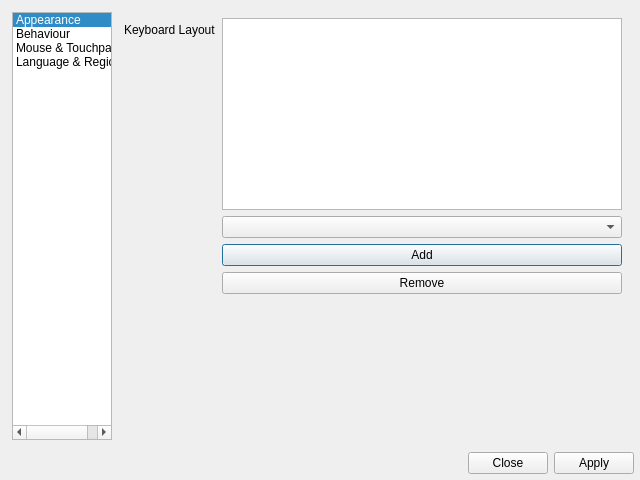
The window that src/maindialog.ui (labwc/labwc-tweaks) describes before a commit, drawn with Qt 5.
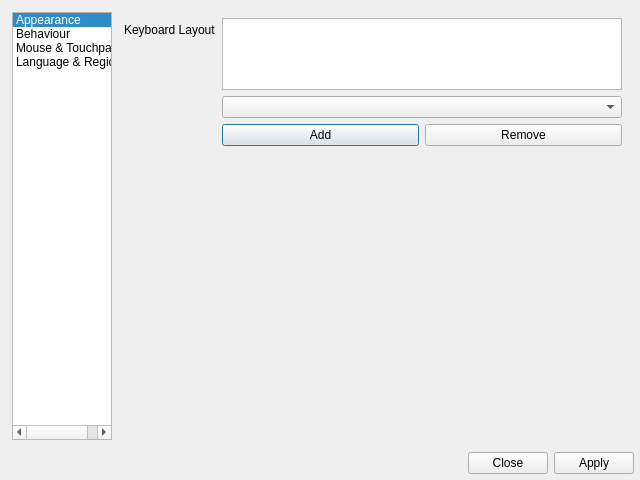
The same window after the commit. The open tabs and pages were chosen to show the change. Icons and pictures are not drawn.

Commit message:
ui: put Remove+Add buttons in QHBoxLayout
...and limit keyboard-layout QListView to height=72 as most users are
likely to only use 1-3, and if they use more they can just scroll.

Patch:
```diff
--- a/src/maindialog.ui
+++ b/src/maindialog.ui
@@ -230,12 +230,21 @@
           <item row="0" column="1">
            <layout class="QVBoxLayout" name="multiKeyboardLayout">
             <item>
-             <widget class="QListView" name="layoutView"/>
+             <widget class="QListView" name="layoutView">
+              <property name="maximumSize">
+               <size>
+                <width>16777215</width>
+                <height>72</height>
+               </size>
+              </property>
+             </widget>
             </item>
             <item>
              <widget class="QComboBox" name="layoutCombo"/>
             </item>
             <item>
+             <layout class="QHBoxLayout" name="horizontalLayout_2">
+              <item>
              <widget class="QPushButton" name="layoutAdd">
               <property name="text">
                <string>Add</string>
@@ -248,6 +257,8 @@
                <string>Remove</string>
               </property>
              </widget>
+              </item>
+             </layout>
             </item>
             <item>
              <spacer name="verticalSpacer">
```
Lines whose indentation alone changed are shown as unchanged.
